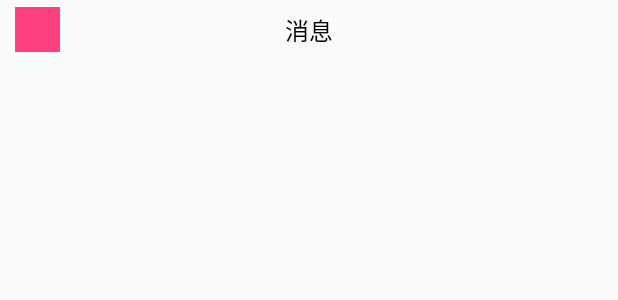
After one commit to java-tangbing/doutu_v2, an Android app: the layout common_title.xml on its own in the app's theme, with its tools: preview values and no code run, on a phone screen of 412 x 824 dp. The commit adds this screen. Shown: the top 300 px of the screen. Run offline under Robolectric (Android 15) with nearby library versions, the phone set to English and light mode, and no system bars.

Commit message:
消息 0.2

```diff
--- a/app/src/main/AndroidManifest.xml
+++ b/app/src/main/AndroidManifest.xml
@@ -17,6 +17,7 @@
             </intent-filter>
         </activity>
         <activity android:name=".module.discover.activity.DiscoverDetailedActivity"></activity>
+        <activity android:name=".module.news.activity.NewsActivity"></activity>
     </application>
 
 </manifest>
--- /dev/null
+++ b/app/src/main/res/layout/common_title.xml
@@ -0,0 +1,23 @@
+<?xml version="1.0" encoding="utf-8"?>
+<RelativeLayout xmlns:android="http://schemas.android.com/apk/res/android"
+    android:id="@+id/common_title"
+    android:layout_width="match_parent"
+    android:layout_height="40dp"
+    android:layout_gravity="top">
+
+    <ImageView
+        android:layout_width="30dp"
+        android:layout_height="30dp"
+        android:layout_marginLeft="10dp"
+        android:layout_centerVertical="true"
+        android:background="@color/colorAccent" />
+
+    <TextView
+        android:layout_width="wrap_content"
+        android:layout_height="wrap_content"
+        android:layout_centerHorizontal="true"
+        android:textColor="@color/black"
+        android:textSize="16sp"
+        android:layout_centerVertical="true"
+        android:text="消息" />
+</RelativeLayout>
```
Also changed, not shown: app/src/main/java/com/pufei/gxdt/module/news/activity/NewsActivity.java (+17 -1 lines), app/src/main/res/layout/activity_news.xml (added, +23 -0 lines).
